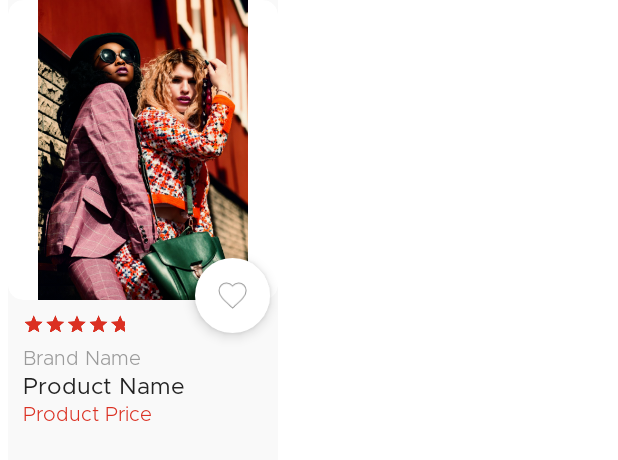
After one commit to AhmedAbdo12345/Marketly, an Android app: the layout rv_favourite.xml on its own in the app's theme, with its tools: preview values and no code run, on a phone screen of 412 x 824 dp. The commit adds this screen. Shown: the top 460 px of the screen. Run offline under Robolectric (Android 15) with nearby library versions, the phone set to English and light mode, and no system bars.

Commit message:
update favourite ui & ux

```diff
--- a/app/src/main/java/iti/mad/marketly/presentation/favourite/FavouriteViewHolder.kt
+++ b/app/src/main/java/iti/mad/marketly/presentation/favourite/FavouriteViewHolder.kt
@@ -3,5 +3,6 @@ package iti.mad.marketly.presentation.favourite
 import androidx.recyclerview.widget.RecyclerView
 import iti.mad.marketly.databinding.ReviewRowBinding
 import iti.mad.marketly.databinding.RvBrandProductBinding
+import iti.mad.marketly.databinding.RvFavouriteBinding
 
-class FavouriteViewHolder(var binding: RvBrandProductBinding) : RecyclerView.ViewHolder(binding.root) {}
+class FavouriteViewHolder(var binding: RvFavouriteBinding) : RecyclerView.ViewHolder(binding.root) {}
--- a/app/src/main/java/iti/mad/marketly/presentation/favourite/FavouriteViewModel.kt
+++ b/app/src/main/java/iti/mad/marketly/presentation/favourite/FavouriteViewModel.kt
@@ -73,9 +73,9 @@ class FavouriteViewModel(
      fun getAllFavourite(userID: String) {
          viewModelScope.launch{
                 favouriteRep.getAllFavourite(userID).flowOn(Dispatchers.IO)
-                    /*.catch {
+                    .catch {
                     _allFavourites.value = ResponseState.OnError(it.localizedMessage ?: "")
-                }*/.collect{
+                }.collect{
                     _allFavourites.value = ResponseState.OnSuccess(it.products)
                 }
          }
--- a/app/src/main/res/layout/fragment_product_details.xml
+++ b/app/src/main/res/layout/fragment_product_details.xml
@@ -20,7 +20,7 @@
         android:id="@+id/scrollView2"
         android:layout_width="match_parent"
         android:layout_height="0dp"
-        android:visibility="gone"
+        android:visibility="visible"
         app:layout_constraintBottom_toTopOf="@+id/addToCart_background"
         app:layout_constraintEnd_toEndOf="parent"
         app:layout_constraintStart_toStartOf="parent"
@@ -54,7 +54,6 @@
                     android:layout_width="wrap_content"
                     android:layout_height="wrap_content"
                     android:layout_gravity="bottom|center_horizontal"
-                    android:layout_marginBottom="12dp"
                     android:background="@android:color/transparent"
                     app:tabBackground="@drawable/tab_selector"
                     app:tabGravity="center"
@@ -191,7 +190,8 @@
                     android:layout_height="wrap_content"
                     android:layout_gravity="end"
                     android:layout_marginTop="8dp"
-                    android:layout_marginEnd="8dp"
+                    android:layout_marginEnd="12dp"
+                    android:layout_marginBottom="12dp"
                     android:background="@drawable/btn_bg"
                     android:text="@string/more"
                     android:textAllCaps="false"
--- /dev/null
+++ b/app/src/main/res/layout/rv_favourite.xml
@@ -0,0 +1,141 @@
+<?xml version="1.0" encoding="utf-8"?>
+<layout xmlns:android="http://schemas.android.com/apk/res/android"
+    xmlns:app="http://schemas.android.com/apk/res-auto">
+
+    <data>
+
+        <variable
+            name="categoryProductModel"
+            type="iti.mad.marketly.data.model.product.Product" />
+
+
+    </data>
+
+    <androidx.constraintlayout.widget.ConstraintLayout
+        android:layout_width="wrap_content"
+        android:layout_height="wrap_content"
+        android:layout_marginLeft="5dp"
+        android:layout_marginRight="5dp"
+        android:background="@color/background">
+
+
+        <androidx.cardview.widget.CardView
+            android:id="@+id/cardView"
+            android:layout_width="180dp"
+            android:layout_height="200dp"
+            app:cardBackgroundColor="@color/backgroundAd"
+            app:cardCornerRadius="10dp"
+            app:cardElevation="0dp"
+            app:layout_constraintStart_toStartOf="parent"
+            app:layout_constraintTop_toTopOf="parent">
+
+            <ImageView
+                android:id="@+id/imgv_category_product"
+                android:layout_width="match_parent"
+                android:layout_height="match_parent"
+                android:scaleType="fitCenter"
+                android:src="@drawable/bn" />
+
+        </androidx.cardview.widget.CardView>
+
+        <LinearLayout
+            android:layout_width="50dp"
+            android:layout_height="50dp"
+            android:layout_marginRight="5dp"
+            android:layout_marginBottom="88dp"
+            android:background="@drawable/circle_bg"
+            android:elevation="5dp"
+            app:layout_constraintBottom_toBottomOf="@+id/linearLayout5"
+            app:layout_constraintEnd_toEndOf="@+id/linearLayout5">
+
+            <ImageView
+                android:id="@+id/imgV_productAddToFav"
+                android:layout_width="match_parent"
+                android:layout_height="match_parent"
+                android:padding="15dp"
+                android:src="@drawable/ic_fav" />
+
+        </LinearLayout>
+
+
+        <LinearLayout
+            android:id="@+id/linearLayout5"
+            android:layout_width="180dp"
+            android:layout_height="110dp"
+            android:background="@color/background"
+            android:orientation="vertical"
+            android:paddingStart="10dp"
+            app:layout_constraintStart_toStartOf="parent"
+            app:layout_constraintTop_toBottomOf="@+id/cardView">
+
+            <RatingBar
+                android:id="@+id/categoryProductRating"
+                style="@style/Widget.AppCompat.RatingBar.Indicator"
+                android:layout_width="wrap_content"
+                android:layout_height="30dp"
+                android:numStars="5"
+                android:rating="5"
+                android:scaleX=".4"
+                android:scaleY=".4"
+                android:transformPivotX="0dp"
+                android:transformPivotY="15dp" />
+
+            <TextView
+                android:id="@+id/tv_category_item_name"
+                android:layout_width="match_parent"
+                android:layout_height="wrap_content"
+                android:fontFamily="@font/metropolis_light"
+                android:maxLines="1"
+                android:text="Brand Name"
+                android:textColor="@color/textAd"
+                android:textSize="13sp" />
+
+            <TextView
+                android:id="@+id/tv_category_product_name"
+                android:layout_width="match_parent"
+                android:layout_height="wrap_content"
+                android:fontFamily="@font/metropolis_regular"
+                android:maxLines="1"
+                android:text="Product Name"
+                android:textColor="@color/mainText"
+                android:textSize="15sp" />
+
+            <TextView
+                android:id="@+id/tv_category_product_price"
+                android:layout_width="match_parent"
+                android:layout_height="wrap_content"
+                android:layout_marginBottom="10dp"
+                android:fontFamily="@font/metropolis_light"
+                android:maxLines="1"
+                android:text="Product Price"
+                android:textColor="@color/primary"
+                android:textSize="13sp" />
+
+        </LinearLayout>
+
+
+        <LinearLayout
+            android:id="@+id/layout_discount"
+            android:layout_width="40dp"
+            android:layout_height="20dp"
+            android:layout_marginLeft="5dp"
+            android:layout_marginTop="10dp"
+            android:background="@drawable/discount_bg"
+            android:visibility="gone"
+            app:layout_constraintStart_toStartOf="parent"
+            app:layout_constraintTop_toTopOf="parent">
+
+            <TextView
+                android:id="@+id/tv_discount"
+                android:layout_width="match_parent"
+                android:layout_height="match_parent"
+                android:fontFamily="@font/metropolis_semibold"
+                android:gravity="center"
+                android:text="-10%"
+                android:textColor="@color/white"
+                android:textSize="11sp" />
+        </LinearLayout>
+
+
+    </androidx.constraintlayout.widget.ConstraintLayout>
+</layout>
--- a/app/src/main/res/navigation/home_nav_graph.xml
+++ b/app/src/main/res/navigation/home_nav_graph.xml
@@ -60,7 +60,11 @@
         android:id="@+id/favouriteFragment"
         android:name="iti.mad.marketly.presentation.favourite.FavouriteFragment"
         android:label="fragment_favourite"
-        tools:layout="@layout/fragment_favourite" />
+        tools:layout="@layout/fragment_favourite" >
+        <action
+            android:id="@+id/action_favouriteFragment_to_productDetailsFragment"
+            app:destination="@id/productDetailsFragment" />
+    </fragment>
     <fragment
         android:id="@+id/myProfile2"
         android:name="iti.mad.marketly.presentation.settings.MyProfile"
```
Also changed, not shown: app/src/main/java/iti/mad/marketly/presentation/brandProduct/BrandProductAdapter.kt (+7 -3 lines), app/src/main/java/iti/mad/marketly/presentation/brandProduct/BrandProductFragment.kt (+33 -21 lines), app/src/main/java/iti/mad/marketly/presentation/brandProduct/BrandProductViewModel.kt (+10 -21 lines), app/src/main/java/iti/mad/marketly/presentation/category/CategoryFragment.kt (+8 -2 lines), app/src/main/java/iti/mad/marketly/presentation/category/CategoryViewModel.kt (+4 -4 lines), app/src/main/java/iti/mad/marketly/presentation/categoryProduct/CategoryProductAdapter.kt (+15 -6 lines), app/src/main/java/iti/mad/marketly/presentation/categoryProduct/CategoryProductViewModel.kt (+5 -7 lines), app/src/main/java/iti/mad/marketly/presentation/favourite/FavoriteAdapter.kt (+24 -7 lines), app/src/main/java/iti/mad/marketly/presentation/favourite/FavouriteFragment.kt (+45 -19 lines), app/src/main/res/layout/fragment_favourite.xml (+10 -0 lines).
